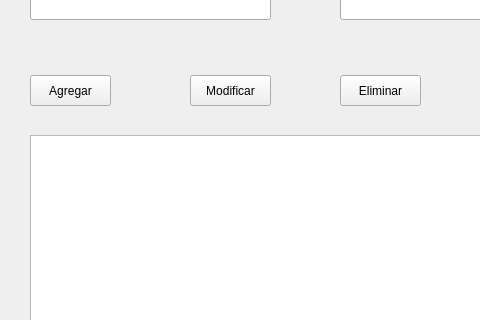
JuanPedraza/PythonCRUD, file ventana.ui: the form before one commit; both pictures show x 0 to 480 and y 115 to 435 of the 610 by 584 pixel window.
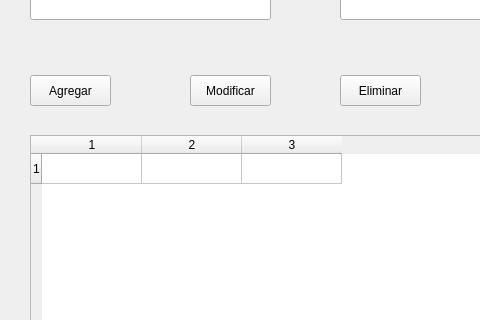
The form after the commit.

Diff of the .ui file:
```diff
--- a/ventana.ui
+++ b/ventana.ui
@@ -75,6 +75,16 @@
       <height>281</height>
      </rect>
     </property>
+    <property name="rowCount">
+     <number>1</number>
+    </property>
+    <property name="columnCount">
+     <number>3</number>
+    </property>
+    <row/>
+    <column/>
+    <column/>
+    <column/>
    </widget>
    <widget class="QLineEdit" name="txtNombre">
     <property name="geometry">
```
